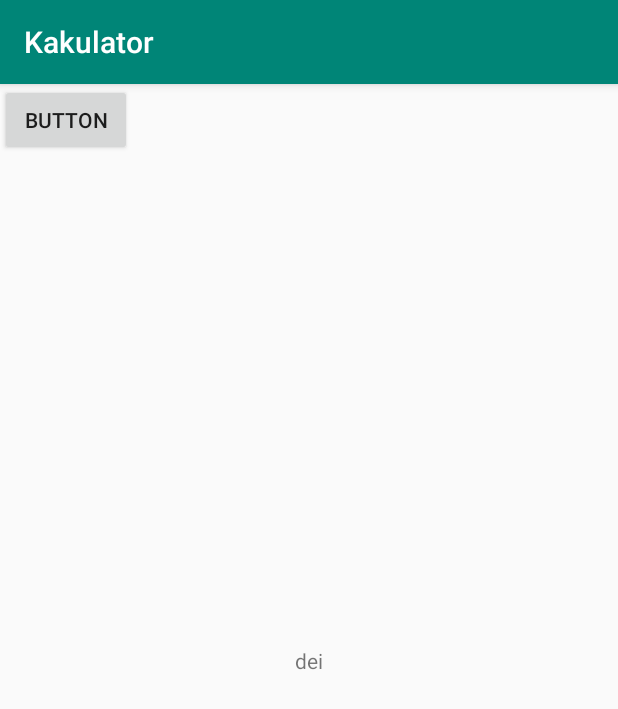
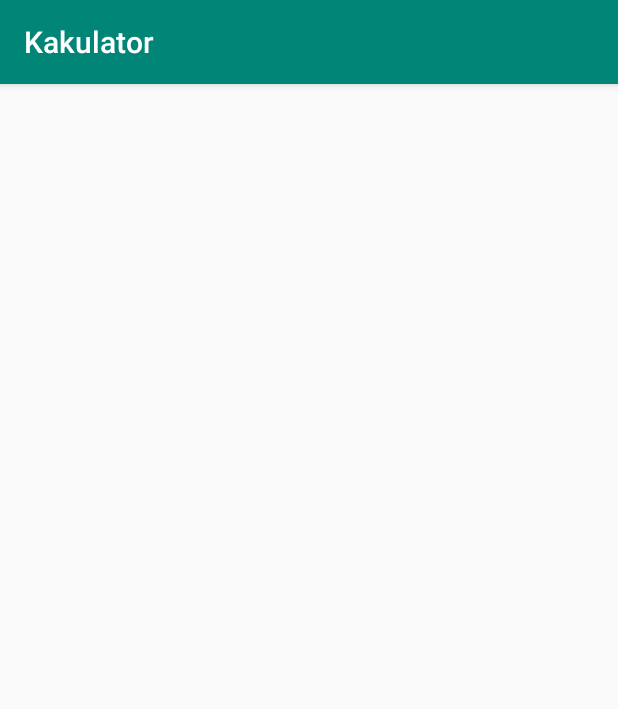
Before and after one commit to r00m4iki/kakulator, an Android app: the screen it shows after launch (MainActivity), on a phone screen of 412 x 824 dp. Shown: the top 709 px of the screen. Run offline under Robolectric (Android 15) with nearby library versions, the phone set to English and light mode, and no system bars.

```diff
--- a/app/src/main/res/layout/activity_main.xml
+++ b/app/src/main/res/layout/activity_main.xml
@@ -4,23 +4,4 @@
     xmlns:tools="http://schemas.android.com/tools"
     android:layout_width="match_parent"
     android:layout_height="match_parent"
-    tools:context=".MainActivity">
-
-    <TextView
-        android:layout_width="wrap_content"
-        android:layout_height="wrap_content"
-        android:text="dei"
-        app:layout_constraintBottom_toBottomOf="parent"
-        app:layout_constraintLeft_toLeftOf="parent"
-        app:layout_constraintRight_toRightOf="parent"
-        app:layout_constraintTop_toTopOf="parent" />
-
-    <Button
-        android:id="@+id/button"
-        android:layout_width="wrap_content"
-        android:layout_height="wrap_content"
-        android:text="Button"
-        tools:layout_editor_absoluteX="126dp"
-        tools:layout_editor_absoluteY="217dp" />
-
-</android.support.constraint.ConstraintLayout>
+    tools:context=".MainActivity"/>
```
